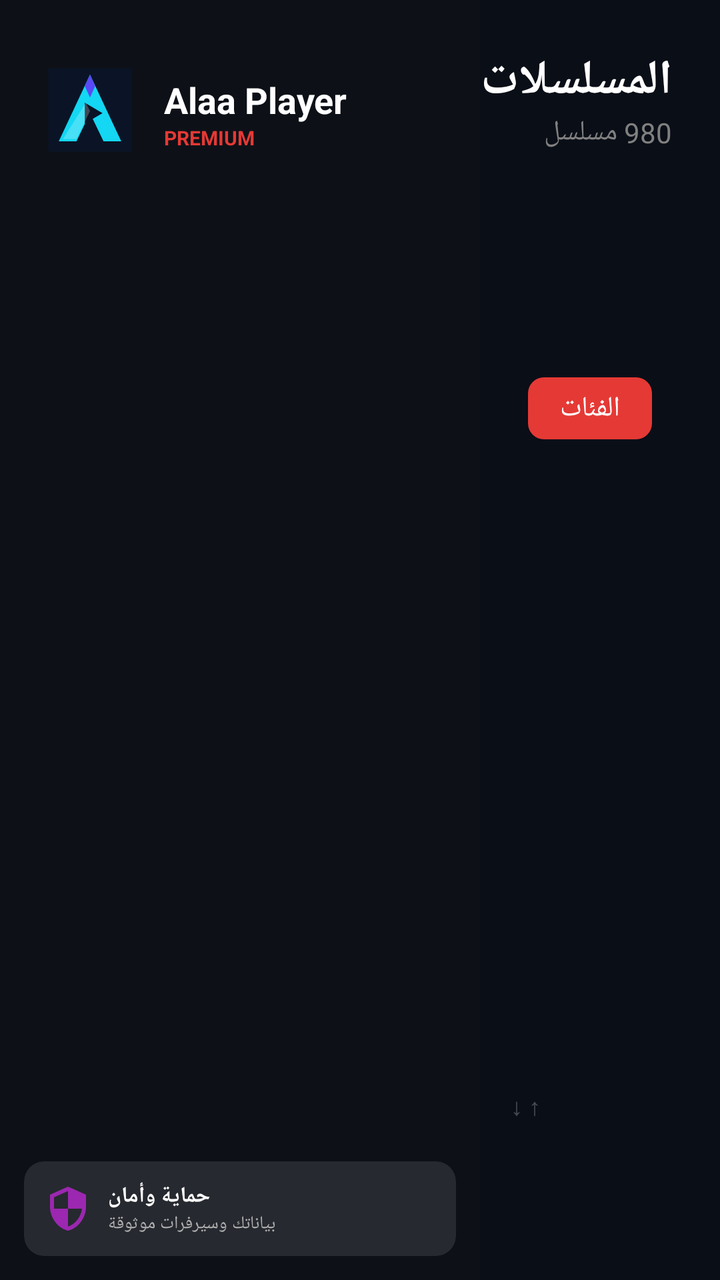
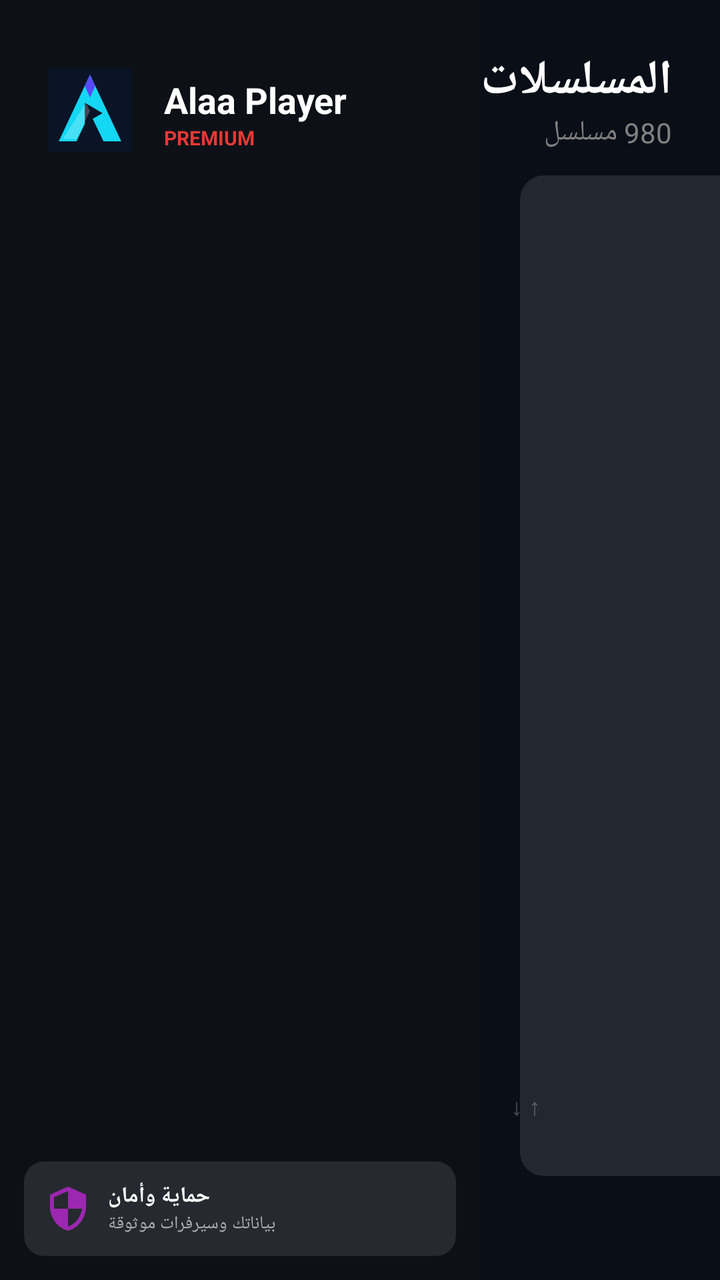

Before-and-after screenshots of an Android layout around one commit, followed by the original layout XML and the change that was made.
<!-- AndroidManifest.xml: application theme AppTheme -->
<!-- res/layout/activity_series.xml -->
<?xml version="1.0" encoding="utf-8"?>
<androidx.constraintlayout.widget.ConstraintLayout xmlns:android="http://schemas.android.com/apk/res/android"
    xmlns:app="http://schemas.android.com/apk/res-auto"
    android:layout_width="match_parent"
    android:layout_height="match_parent"
    android:background="@color/alaa_bg_dark"
    android:layoutDirection="ltr">

    
    <androidx.constraintlayout.widget.ConstraintLayout
        android:id="@+id/sidebarContainer"
        android:layout_width="240dp"
        android:layout_height="match_parent"
        android:background="@color/alaa_sidebar_bg"
        app:layout_constraintStart_toStartOf="parent">

        <ImageView
            android:id="@+id/sidebarLogo"
            android:layout_width="50dp"
            android:layout_height="50dp"
            android:layout_marginTop="30dp"
            android:layout_marginStart="20dp"
            android:src="@drawable/ic_logo"
            app:layout_constraintStart_toStartOf="parent"
            app:layout_constraintTop_toTopOf="parent" />

        <TextView
            android:id="@+id/sidebarAppName"
            android:layout_width="wrap_content"
            android:layout_height="wrap_content"
            android:layout_marginStart="12dp"
            android:text="@string/alaa_player"
            android:textColor="@color/white"
            android:textSize="18sp"
            android:textStyle="bold"
            app:layout_constraintBottom_toBottomOf="@id/sidebarLogo"
            app:layout_constraintStart_toEndOf="@id/sidebarLogo"
            app:layout_constraintTop_toTopOf="@id/sidebarLogo"
            app:layout_constraintVertical_bias="0.3" />

        <TextView
            android:layout_width="wrap_content"
            android:layout_height="wrap_content"
            android:text="@string/premium"
            android:textColor="@color/alaa_accent_red"
            android:textSize="10sp"
            android:textStyle="bold"
            app:layout_constraintStart_toStartOf="@id/sidebarAppName"
            app:layout_constraintTop_toBottomOf="@id/sidebarAppName" />

        <androidx.recyclerview.widget.RecyclerView
            android:id="@+id/sidebarRecyclerView"
            android:layout_width="match_parent"
            android:layout_height="0dp"
            android:layout_marginTop="20dp"
            app:layout_constraintBottom_toTopOf="@+id/sidebarFooter"
            app:layout_constraintTop_toBottomOf="@id/sidebarLogo" />

        <androidx.cardview.widget.CardView
            android:id="@+id/sidebarFooter"
            android:layout_width="match_parent"
            android:layout_height="wrap_content"
            android:layout_margin="12dp"
            app:cardBackgroundColor="@color/glass_white_10"
            app:cardCornerRadius="10dp"
            app:cardElevation="0dp"
            app:layout_constraintBottom_toBottomOf="parent">
            <LinearLayout
                android:layout_width="match_parent"
                android:layout_height="wrap_content"
                android:orientation="horizontal"
                android:padding="10dp"
                android:gravity="center_vertical">
                <ImageView
                    android:layout_width="24dp"
                    android:layout_height="24dp"
                    android:src="@drawable/ic_security"
                    app:tint="@color/alaa_accent_purple" />
                <LinearLayout
                    android:layout_width="match_parent"
                    android:layout_height="wrap_content"
                    android:layout_marginStart="8dp"
                    android:orientation="vertical">
                    <TextView
                        android:layout_width="wrap_content"
                        android:layout_height="wrap_content"
                        android:text="@string/security_title"
                        android:textColor="@color/white"
                        android:textSize="11sp"
                        android:textStyle="bold" />
                    <TextView
                        android:layout_width="wrap_content"
                        android:layout_height="wrap_content"
                        android:text="@string/security_desc"
                        android:textColor="@color/text_gray_light"
                        android:textSize="9sp" />
                </LinearLayout>
            </LinearLayout>
        </androidx.cardview.widget.CardView>
    </androidx.constraintlayout.widget.ConstraintLayout>

    
    <androidx.constraintlayout.widget.ConstraintLayout
        android:layout_width="0dp"
        android:layout_height="match_parent"
        app:layout_constraintEnd_toEndOf="parent"
        app:layout_constraintStart_toEndOf="@id/sidebarContainer">

        
        <LinearLayout
            android:id="@+id/headerLayout"
            android:layout_width="wrap_content"
            android:layout_height="wrap_content"
            android:layout_margin="24dp"
            android:gravity="end"
            android:orientation="vertical"
            app:layout_constraintEnd_toEndOf="parent"
            app:layout_constraintTop_toTopOf="parent">
            <TextView
                android:id="@+id/seriesTitle"
                android:layout_width="wrap_content"
                android:layout_height="wrap_content"
                android:text="المسلسلات"
                android:textColor="@color/white"
                android:textSize="24sp"
                android:textStyle="bold" />
            <TextView
                android:id="@+id/seriesCount"
                android:layout_width="wrap_content"
                android:layout_height="wrap_content"
                android:text="980 مسلسل"
                android:textColor="#808080"
                android:textSize="14sp" />
        </LinearLayout>

        
        <LinearLayout
            android:id="@+id/filterBar"
            android:layout_width="match_parent"
            android:layout_height="wrap_content"
            android:layout_marginTop="16dp"
            android:layout_marginHorizontal="24dp"
            android:gravity="center_vertical"
            android:orientation="horizontal"
            app:layout_constraintTop_toBottomOf="@id/headerLayout">

            <TextView
                android:id="@+id/seriesCategorySelector"
                android:layout_width="wrap_content"
                android:layout_height="wrap_content"
                android:background="@drawable/bg_button_red"
                android:clickable="true"
                android:focusable="true"
                android:paddingHorizontal="16dp"
                android:paddingVertical="6dp"
                android:text="الفئات"
                android:textColor="@color/white"
                android:textSize="14sp" />

            <TextView
                android:layout_width="wrap_content"
                android:layout_height="wrap_content"
                android:layout_marginStart="20dp"
                android:text="أحدث الحلقات"
                android:textColor="#808080"
                android:textSize="14sp" />

            <TextView
                android:layout_width="wrap_content"
                android:layout_height="wrap_content"
                android:layout_marginStart="20dp"
                android:text="الأكثر مشاهدة"
                android:textColor="#808080"
                android:textSize="14sp" />

            <TextView
                android:layout_width="wrap_content"
                android:layout_height="wrap_content"
                android:layout_marginStart="20dp"
                android:text="الأكثر مشاهدة"
                android:textColor="#808080"
                android:textSize="14sp" />

            <ImageView
                android:layout_width="20dp"
                android:layout_height="20dp"
                android:layout_marginStart="20dp"
                android:src="@drawable/ic_search"
                app:tint="#808080" />

            <View android:layout_width="0dp" android:layout_height="1dp" android:layout_weight="1"/>

            <TextView
                android:layout_width="wrap_content"
                android:layout_height="wrap_content"
                android:text="فلترة ●"
                android:textColor="@color/white"
                android:textSize="14sp" />
        </LinearLayout>

        
        <androidx.recyclerview.widget.RecyclerView
            android:id="@+id/seriesRecyclerView"
            android:layout_width="match_parent"
            android:layout_height="0dp"
            android:layout_marginTop="20dp"
            android:layout_marginHorizontal="16dp"
            android:clipToPadding="false"
            android:paddingBottom="60dp"
            app:layout_constraintBottom_toBottomOf="parent"
            app:layout_constraintTop_toBottomOf="@id/filterBar" />

        
        <LinearLayout
            android:layout_width="match_parent"
            android:layout_height="wrap_content"
            android:gravity="center"
            android:orientation="horizontal"
            android:padding="16dp"
            app:layout_constraintBottom_toBottomOf="parent">
            <TextView
                android:layout_width="wrap_content"
                android:layout_height="wrap_content"
                android:text="↑ ↓ تنقل"
                android:textColor="#40FFFFFF"
                android:textSize="12sp"
                android:layout_marginHorizontal="16dp"/>
            <TextView
                android:layout_width="wrap_content"
                android:layout_height="wrap_content"
                android:text="OK اختيار"
                android:textColor="#40FFFFFF"
                android:textSize="12sp"
                android:layout_marginHorizontal="16dp"/>
            <TextView
                android:layout_width="wrap_content"
                android:layout_height="wrap_content"
                android:text="← رجوع"
                android:textColor="#40FFFFFF"
                android:textSize="12sp"
                android:layout_marginHorizontal="16dp"/>
            <TextView
                android:layout_width="wrap_content"
                android:layout_height="wrap_content"
                android:text="☰ قائمة"
                android:textColor="#40FFFFFF"
                android:textSize="12sp"
                android:layout_marginHorizontal="16dp"/>
        </LinearLayout>
    </androidx.constraintlayout.widget.ConstraintLayout>
</androidx.constraintlayout.widget.ConstraintLayout>
<!-- resources referenced by this layout -->
<resources>
  <color name="alaa_accent_purple">#9C27B0</color>
  <color name="alaa_accent_red">#E53935</color>
  <color name="alaa_bg_dark">#0A0E17</color>
  <color name="alaa_sidebar_bg">#0D1117</color>
  <color name="glass_white_10">#1AFFFFFF</color>
  <color name="text_gray_light">#B0B0B0</color>
  <color name="white">#FFFFFF</color>
  <!-- drawable bg_button_red (drawable) -->
  <?xml version="1.0" encoding="utf-8"?>
  <shape xmlns:android="http://schemas.android.com/apk/res/android">
      <solid android:color="#E53935" />
      <corners android:radius="8dp" />
  </shape>
  <!-- drawable ic_logo (drawable) -->
  <?xml version="1.0" encoding="utf-8"?>
  <vector xmlns:android="http://schemas.android.com/apk/res/android"
      android:width="96dp"
      android:height="96dp"
      android:viewportWidth="96"
      android:viewportHeight="96">
      <path
          android:fillColor="#0A1426"
          android:pathData="M8,8H88V88H8z" />
      <path
          android:fillColor="#13D7F3"
          android:pathData="M48,14L18,78H35L48,51L61,78H78z" />
      <path
          android:fillColor="#5A49F6"
          android:pathData="M48,14L53,25L48,36L43,25z" />
      <path
          android:fillColor="#0A1426"
          android:pathData="M43,41L43,61L60,51z" />
      <path
          android:fillColor="#FFFFFF"
          android:fillAlpha="0.22"
          android:pathData="M22,76L35,76L48,49L44,41z" />
  </vector>
  <!-- drawable ic_search: png bitmap (drawable, 437 bytes) -->
  <!-- drawable ic_security (drawable) -->
  <?xml version="1.0" encoding="utf-8"?>
  <vector xmlns:android="http://schemas.android.com/apk/res/android"
      android:width="24dp" android:height="24dp"
      android:viewportWidth="24" android:viewportHeight="24">
      <path android:fillColor="#2196F3"
          android:pathData="M12,1L3,5v6c0,5.55 3.84,10.74 9,12 5.16,-1.26 9,-6.45 9,-12V5l-9,-4zM12,11.99h7c-0.53,4.12 -3.28,7.79 -7,8.94V12H5V6.3l7,-3.11v8.8z"/>
  </vector>
  <string name="alaa_player">Alaa Player</string>
  <string name="premium">PREMIUM</string>
  <string name="security_desc">بياناتك وسيرفرات موثوقة</string>
  <string name="security_title">حماية وأمان</string>
  <style name="AppTheme" parent="Theme.AppCompat.NoActionBar">
          
          <item name="colorPrimary">@color/primary_blue</item>
          <item name="colorPrimaryDark">@color/dark_background</item>
          <item name="colorAccent">@color/accent_blue</item>
  
          
          <item name="android:windowBackground">@color/dark_background</item>
          <item name="android:colorBackground">@color/dark_background</item>
  
          
          <item name="android:textColorPrimary">@color/text_primary</item>
          <item name="android:textColorSecondary">@color/text_secondary</item>
  
          
          <item name="android:windowDrawsSystemBarBackgrounds">true</item>
      </style>
  <color name="primary_blue">#2196F3</color>
  <color name="dark_background">#0D1117</color>
  <color name="accent_blue">#64B5F6</color>
  <color name="text_primary">#FFFFFF</color>
  <color name="text_secondary">#B0B0B0</color>
</resources>

<!-- the commit's change to res/layout/activity_series.xml (unified diff, before → after) -->
@@ -134,81 +134,55 @@
         </LinearLayout>
 
         
-        <LinearLayout
-            android:id="@+id/filterBar"
-            android:layout_width="match_parent"
-            android:layout_height="wrap_content"
-            android:layout_marginTop="16dp"
-            android:layout_marginHorizontal="24dp"
-            android:gravity="center_vertical"
-            android:orientation="horizontal"
+        <androidx.constraintlayout.widget.ConstraintLayout
+            android:id="@+id/seriesCategoryPanel"
+            android:layout_width="260dp"
+            android:layout_height="0dp"
+            android:layout_marginStart="20dp"
+            android:layout_marginTop="12dp"
+            android:layout_marginBottom="52dp"
+            android:background="@drawable/bg_info_card"
+            android:padding="10dp"
+            app:layout_constraintBottom_toBottomOf="parent"
+            app:layout_constraintStart_toStartOf="parent"
             app:layout_constraintTop_toBottomOf="@id/headerLayout">
 
             <TextView
-                android:id="@+id/seriesCategorySelector"
-                android:layout_width="wrap_content"
-                android:layout_height="wrap_content"
-                android:background="@drawable/bg_button_red"
-                android:clickable="true"
-                android:focusable="true"
-                android:paddingHorizontal="16dp"
-                android:paddingVertical="6dp"
-                android:text="الفئات"
+                android:id="@+id/seriesCategoriesTitle"
+                android:layout_width="match_parent"
+                android:layout_height="wrap_content"
+                android:paddingHorizontal="8dp"
+                android:paddingVertical="8dp"
+                android:text="فئات المسلسلات"
                 android:textColor="@color/white"
-                android:textSize="14sp" />
-
-            <TextView
-                android:layout_width="wrap_content"
-                android:layout_height="wrap_content"
-                android:layout_marginStart="20dp"
-                android:text="أحدث الحلقات"
-                android:textColor="#808080"
-                android:textSize="14sp" />
-
-            <TextView
-                android:layout_width="wrap_content"
-                android:layout_height="wrap_content"
-                android:layout_marginStart="20dp"
-                android:text="الأكثر مشاهدة"
-                android:textColor="#808080"
-                android:textSize="14sp" />
-
-            <TextView
-                android:layout_width="wrap_content"
-                android:layout_height="wrap_content"
-                android:layout_marginStart="20dp"
-                android:text="الأكثر مشاهدة"
-                android:textColor="#808080"
-                android:textSize="14sp" />
-
-            <ImageView
-                android:layout_width="20dp"
-                android:layout_height="20dp"
-                android:layout_marginStart="20dp"
-                android:src="@drawable/ic_search"
-                app:tint="#808080" />
-
-            <View android:layout_width="0dp" android:layout_height="1dp" android:layout_weight="1"/>
-
-            <TextView
-                android:layout_width="wrap_content"
-                android:layout_height="wrap_content"
-                android:text="فلترة ●"
-                android:textColor="@color/white"
-                android:textSize="14sp" />
-        </LinearLayout>
+                android:textSize="17sp"
+                android:textStyle="bold"
+                app:layout_constraintTop_toTopOf="parent" />
+
+            <androidx.recyclerview.widget.RecyclerView
+                android:id="@+id/seriesCategoriesRecyclerView"
+                android:layout_width="match_parent"
+                android:layout_height="0dp"
+                android:clipToPadding="false"
+                android:paddingBottom="8dp"
+                app:layout_constraintBottom_toBottomOf="parent"
+                app:layout_constraintTop_toBottomOf="@id/seriesCategoriesTitle" />
+        </androidx.constraintlayout.widget.ConstraintLayout>
 
         
         <androidx.recyclerview.widget.RecyclerView
             android:id="@+id/seriesRecyclerView"
-            android:layout_width="match_parent"
+            android:layout_width="0dp"
             android:layout_height="0dp"
-            android:layout_marginTop="20dp"
-            android:layout_marginHorizontal="16dp"
+            android:layout_marginStart="16dp"
+            android:layout_marginEnd="16dp"
+            android:layout_marginTop="12dp"
             android:clipToPadding="false"
             android:paddingBottom="60dp"
             app:layout_constraintBottom_toBottomOf="parent"
-            app:layout_constraintTop_toBottomOf="@id/filterBar" />
+            app:layout_constraintEnd_toEndOf="parent"
+            app:layout_constraintStart_toEndOf="@id/seriesCategoryPanel"
+            app:layout_constraintTop_toBottomOf="@id/headerLayout" />
 
         
         <LinearLayout
<!-- resource entries referenced after the edit -->
@@ -7,11 +7,11 @@
   <color name="glass_white_10">#1AFFFFFF</color>
   <color name="text_gray_light">#B0B0B0</color>
   <color name="white">#FFFFFF</color>
-  <!-- drawable bg_button_red (drawable) -->
+  <!-- drawable bg_info_card (drawable) -->
   <?xml version="1.0" encoding="utf-8"?>
   <shape xmlns:android="http://schemas.android.com/apk/res/android">
-      <solid android:color="#E53935" />
-      <corners android:radius="8dp" />
+      <solid android:color="#1AFFFFFF" />
+      <corners android:radius="12dp" />
   </shape>
   <!-- drawable ic_logo (drawable) -->
   <?xml version="1.0" encoding="utf-8"?>
@@ -37,7 +37,6 @@
           android:fillAlpha="0.22"
           android:pathData="M22,76L35,76L48,49L44,41z" />
   </vector>
-  <!-- drawable ic_search: png bitmap (drawable, 437 bytes) -->
   <!-- drawable ic_security (drawable) -->
   <?xml version="1.0" encoding="utf-8"?>
   <vector xmlns:android="http://schemas.android.com/apk/res/android"
